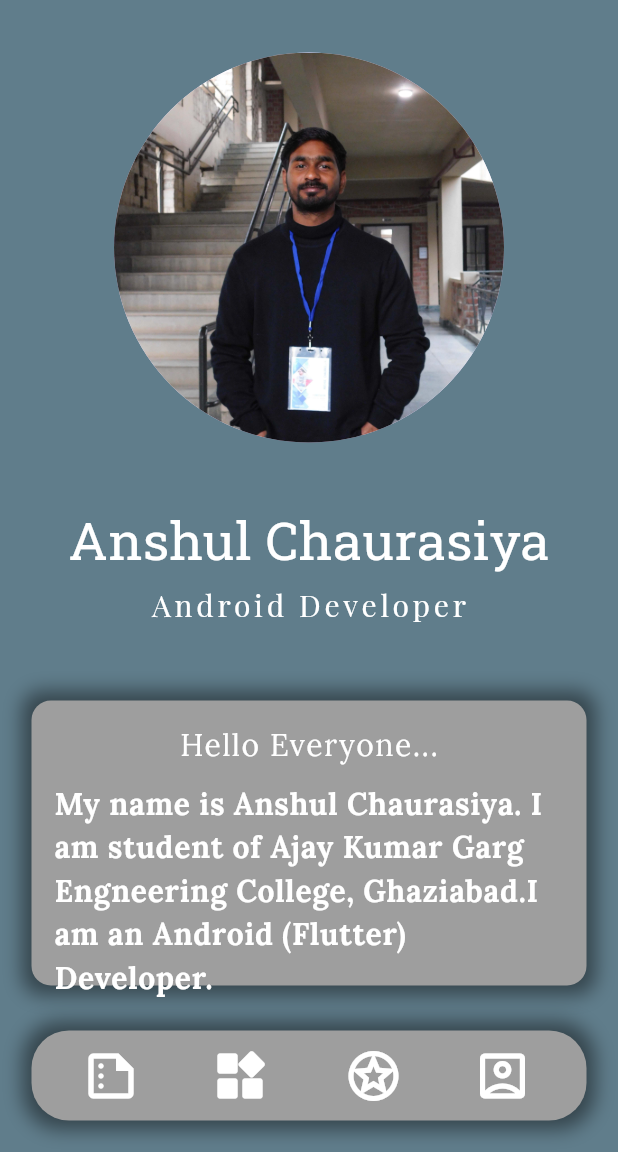
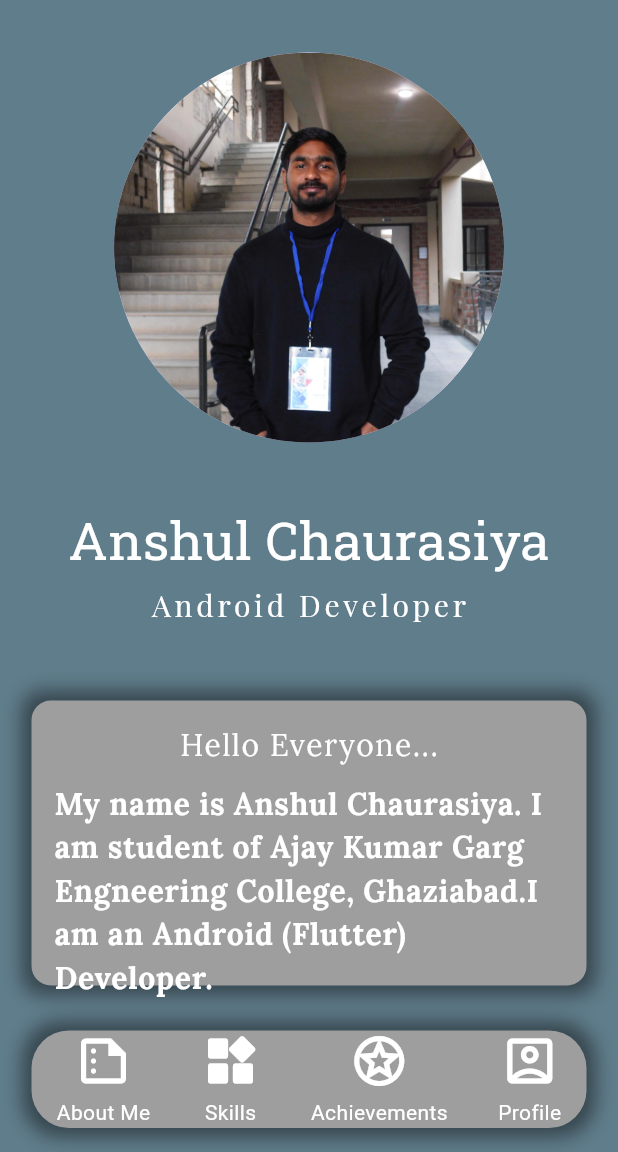
Before and after one commit to anshulkapoor08/portfolio, a Flutter app: the screen it shows after launch, on a phone screen of 412 x 824 dp, the part 84-1236 px from its top. Run offline on Flutter 3.47's test engine with Material 3 defaults, Android fonts, the phone set to English and light mode, and no system bars.

Commit message:
All clear

```diff
--- a/lib/main.dart
+++ b/lib/main.dart
@@ -1,4 +1,3 @@
-import 'package:flutter/cupertino.dart';
 import 'package:flutter/material.dart';
 import 'package:prj02/Screen/home2.dart';
 import 'package:prj02/Screen/home3.dart';
@@ -129,7 +128,7 @@ class Myapp extends StatelessWidget {
                   height: 30,
                 ),
                 Container(
-                  height: 60,
+                  height: 65,
                   width: 370,
                   decoration: BoxDecoration(
                       color: Colors.grey,
@@ -142,93 +141,182 @@ class Myapp extends StatelessWidget {
                         )
                       ]),
                   child: Row(
+                    mainAxisAlignment: MainAxisAlignment.spaceAround,
                     children: [
-
-                      const SizedBox(
-                        width: 25,
-                      ),
-                      IconButton(
-                        onPressed: () {
+                      GestureDetector(
+                        onTap: () {
                           Navigator.push(context,
                               MaterialPageRoute(builder: (context) => const Home2()));
-
                         },
-                        icon: const Icon(
-                          Icons.summarize_outlined,
-                          size: 40,
-                          color: Colors.white,
+                        child:const Column(
+                          mainAxisSize: MainAxisSize.min,
+                          children: <Widget>[
+                            Icon(
+                              Icons.summarize_outlined,
+                              size: 40,
+                              color: Colors.white,
+                              semanticLabel: 'About Me',
+                            ),
+                             SizedBox(height: 4),
+                             Text(
+                              'About Me',
+                              style: TextStyle(
+                                color: Colors.white,
+                              ),
+                            ),
+                          ],
                         ),
-
                       ),
-                      const SizedBox(
-                        width: 30,
-                      ),
-                      IconButton(
-                        onPressed: () {
+                      GestureDetector(
+                        onTap: () {
                           Navigator.push(context,
                               MaterialPageRoute(builder: (context) => const Home3()));
                         },
-                        icon: const Icon(
-                          Icons.widgets_rounded,
-                          size: 40,
-                          color: Colors.white,
+                        child: const Column(
+                          mainAxisSize: MainAxisSize.min,
+                          children: <Widget>[
+                            Icon(
+                              Icons.widgets_rounded,
+                              size: 40,
+                              color: Colors.white,
+                              semanticLabel: 'Skills',
+                            ),
+                            SizedBox(height: 4),
+                            Text(
+                              'Skills',
+                              style: TextStyle(
+                                color: Colors.white,
+                              ),
+                            ),
+                          ],
                         ),
                       ),
-                      const SizedBox(
-                        width: 33,
-                      ),
-                      IconButton(
-                        onPressed: () {
+                      GestureDetector(
+                        onTap: () {
                           Navigator.push(context,
                               MaterialPageRoute(builder: (context) => const Home4()));
                         },
-                        icon: const Icon(
-                          Icons.stars_outlined,
-                          size: 40,
-                          color: Colors.white,
+                        child: const Column(
+                          mainAxisSize: MainAxisSize.min,
+                          children: <Widget>[
+                            Icon(
+                              Icons.stars_outlined,
+                              size: 40,
+                              color: Colors.white,
+                              semanticLabel: 'Achievements',
+                            ),
+                            SizedBox(height: 4),
+                            Text(
+                              'Achievements',
+                              style: TextStyle(
+                                color: Colors.white,
+                              ),
+                            ),
+                          ],
                         ),
                       ),
-                      const SizedBox(
-                        width: 30,
-                      ),
-                      IconButton(
-                        onPressed: () {
+                      GestureDetector(
+                        onTap: () {
                           Navigator.push(context,
                               MaterialPageRoute(builder: (context) => const Home5()));
                         },
-                        icon: const Icon(
-                          Icons.account_box_outlined,
-                          size: 40,
-                          color: Colors.white,
+                        child: const Column(
+                          mainAxisSize: MainAxisSize.min,
+                          children: <Widget>[
+                            Icon(
+                              Icons.account_box_outlined,
+                              size: 40,
+                              color: Colors.white,
+                              semanticLabel: 'Profile',
+                            ),
+                            SizedBox(height: 4),
+                            Text(
+                              'Profile',
+                              style: TextStyle(
+                                color: Colors.white,
+                              ),
+                            ),
+                          ],
                         ),
                       ),
                     ],
                   ),
-                )
+                  ),
+
               ],
             ),
           ),
         ),
         drawer: Drawer(
-          child: Column(
+          child: ListView(
+            padding: const EdgeInsets.all(0),
             children: [
-              const MyHeaderDrawer(),
-              IconButton(
-                onPressed: () {
-                  Navigator.push(
-                      context,
-                      MaterialPageRoute(
-                          builder: (context) => const MyHeaderDrawer()));
+              const DrawerHeader(
+                decoration: BoxDecoration(
+                  color: Colors.blueGrey,
+                ), //BoxDecoration
+                child: UserAccountsDrawerHeader(
+                  decoration: BoxDecoration(color: Colors.green),
+                  accountName: Text(
+                    "Abhishek Mishra",
+                    style: TextStyle(fontSize: 18),
+                  ),
+                  accountEmail: Text("abhishekm977@gmail.com"),
+                  currentAccountPictureSize: Size.square(50),
+                  currentAccountPicture: CircleAvatar(
+                    backgroundColor: Color.fromARGB(255, 165, 255, 137),
+                    child: Text(
+                      "A",
+                      style: TextStyle(fontSize: 30.0, color: Colors.blue),
+                    ), //Text
+                  ), //circleAvatar
+                ), //UserAccountDrawerHeader
+              ), //DrawerHeader
+              ListTile(
+                leading: const Icon(Icons.person),
+                title: const Text(' My Profile '),
+                onTap: () {
+                  Navigator.pop(context);
                 },
-                icon: const Icon(
-                  Icons.menu,
-                  size: 40,
-                  color: Colors.white,
-                ),
+              ),
+              ListTile(
+                leading: const Icon(Icons.book),
+                title: const Text(' My Course '),
+                onTap: () {
+                  Navigator.pop(context);
+                },
+              ),
+              ListTile(
+                leading: const Icon(Icons.workspace_premium),
+                title: const Text(' Go Premium '),
+                onTap: () {
+                  Navigator.pop(context);
+                },
+              ),
+              ListTile(
+                leading: const Icon(Icons.video_label),
+                title: const Text(' Saved Videos '),
+                onTap: () {
+                  Navigator.pop(context);
+                },
+              ),
+              ListTile(
+                leading: const Icon(Icons.edit),
+                title: const Text(' Edit Profile '),
+                onTap: () {
+                  Navigator.pop(context);
+                },
+              ),
+              ListTile(
+                leading: const Icon(Icons.logout),
+                title: const Text('LogOut'),
+                onTap: () {
+                  Navigator.pop(context);
+                },
               ),
             ],
           ),
-        ),
+        ), //Drawer
       ),
     );
   }
```
Also changed, not shown: lib/Screen/home2.dart (+12 -11 lines), lib/Screen/home3.dart (+42 -39 lines), lib/Screen/home4.dart (+25 -25 lines), lib/Screen/home5.dart (+16 -23 lines).
